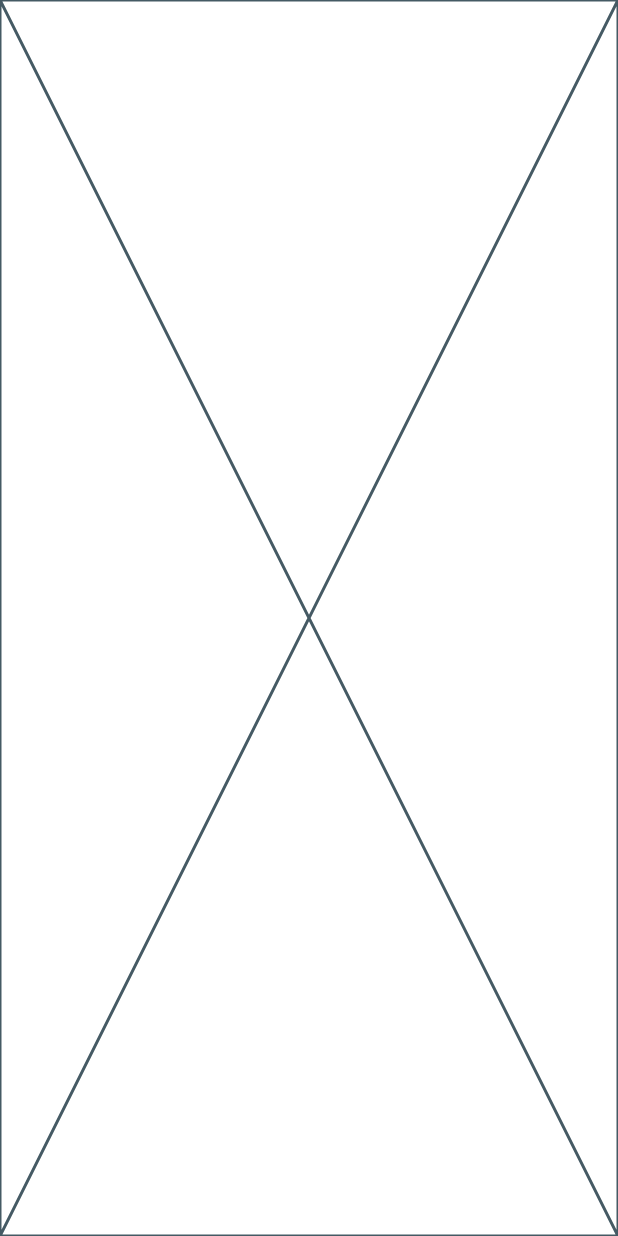
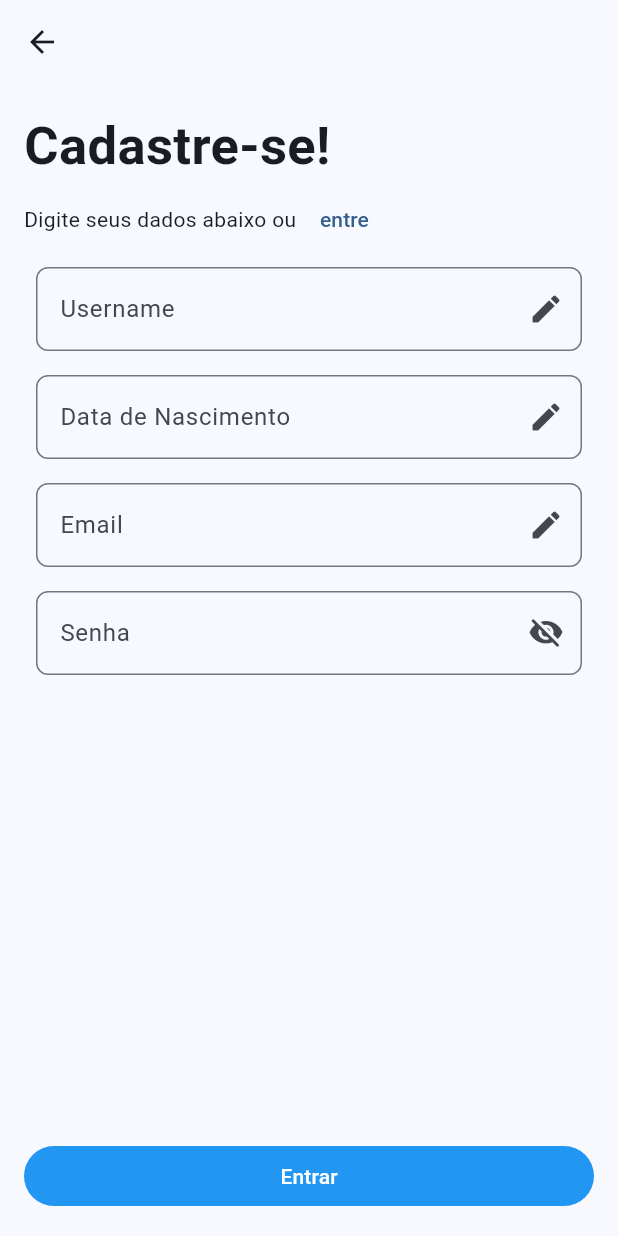
Before and after one commit to GustavoHerreroNunes/maps_routes, a Flutter app: the screen it shows after launch, after a tap on "cadastre-se", on a phone screen of 412 x 824 dp. Run offline on Flutter 3.47's test engine with Material 3 defaults, Android fonts, the light colour scheme and no system bars; missing offline and left inert: dart:html.

Commit message:
Add: SignUp Page  - Button and TextFields

```diff
--- a/lib/features/login/presentation/pages/login_page.dart
+++ b/lib/features/login/presentation/pages/login_page.dart
@@ -42,7 +42,7 @@ class _LoginPageState extends State<LoginPage> {
       const Text(
         "Bem-vindo!",
         style: TextStyle(
-          fontSize: 25,
+          fontSize: 35,
           fontWeight: FontWeight.w600,
         ),
         textDirection: TextDirection.ltr,
@@ -67,6 +67,7 @@ class _LoginPageState extends State<LoginPage> {
     ];
 
     return Scaffold(
+      appBar: AppBar(),
       body: Padding(
         padding: const EdgeInsets.all(16),
         child: Form(
--- a/lib/features/sign-up/presentation/pages/sign_up_page.dart
+++ b/lib/features/sign-up/presentation/pages/sign_up_page.dart
@@ -1,8 +1,135 @@
 import 'package:flutter/material.dart';
+import 'package:maps_route_app/constants/routes_const.dart';
+import 'package:maps_route_app/features/widgets/default_button.dart';
+import 'package:maps_route_app/features/widgets/default_text_field_widget.dart';
+import 'dart:html';
 
-class SignUpPage extends StatelessWidget {
+import 'package:maps_route_app/main.dart';
+
+class SignUpPage extends StatefulWidget {
+  @override
+  State<StatefulWidget> createState() => _SignUpPageState();
+}
+
+class _SignUpPageState extends State<SignUpPage> {
+  final _frmSignUpKey = GlobalKey<FormState>();
+  final _txbUsernameController = TextEditingController();
+  final _txbBirthdayController = TextEditingController();
+  final _txbEmailController = TextEditingController();
+  final _txbPassController = TextEditingController();
+
+  @override void initState() {
+    super.initState();
+
+    _txbUsernameController.addListener(() {
+      window.console.info("[_txbUsername]: ${_txbUsernameController.text}");
+    });
+
+    _txbBirthdayController.addListener(() {
+      window.console.info("[_txbBirthday]: ${_txbBirthdayController.text}");
+    });
+
+    _txbEmailController.addListener(() {
+      window.console.info("[_txbEmail]: ${_txbEmailController.text}");
+    });
+
+    _txbPassController.addListener(() {
+      window.console.info("[_txbPass]: ${_txbPassController.text}");
+    });
+  }
+
+  @override
+  void dispose() {
+    _txbUsernameController.dispose();
+    _txbBirthdayController.dispose();
+    _txbEmailController.dispose();
+    _txbPassController.dispose();
+
+    super.dispose();
+  }
+
   @override
   Widget build(BuildContext context) {
-    return const Placeholder();
+    List<Widget> _signupElements = [
+      const Text(
+        "Cadastre-se!",
+        style: TextStyle(
+          fontSize: 35,
+          fontWeight: FontWeight.w600,
+        ),
+        textDirection: TextDirection.ltr,
+      ),
+      Row(
+        children: [
+          const Text("Digite seus dados abaixo ou"),
+          TextButton(
+            child: const Text("entre"),
+            onPressed: () {
+              MapsRouteApp.navigatorKey.currentState
+                ?.pushNamed(RoutesConst.login);
+            }
+          )
+        ],
+      ),
+      _txbUsername(_txbUsernameController),
+      _txbBirthday(_txbBirthdayController),
+      _txbEmail(_txbEmailController),
+      _txbPass(_txbPassController),
+      const Spacer(),
+      _btnSubmit(),
+    ];
+
+    return Scaffold(
+      appBar: AppBar(),
+      body: Padding(
+        padding: const EdgeInsets.all(16),
+        child: Form(
+          key: _frmSignUpKey,
+          child: Column(
+            crossAxisAlignment: CrossAxisAlignment.start,
+            children: _signupElements
+          )
+        )
+      )
+  );
+  }
+
+  Widget _txbUsername(dynamic controller){
+    const String label = "Username";
+    const InputType inputType = InputType.text;
+
+    return DefaultTextField(label, inputType, controller);
+  }
+
+  Widget _txbBirthday(dynamic controller){
+    const String label = "Data de Nascimento";
+    const InputType inputType = InputType.text;
+
+    return DefaultTextField(label, inputType, controller);
+  }
+
+  Widget _txbEmail(dynamic controller){
+    const String label = "Email";
+    const InputType inputType = InputType.text;
+
+    return DefaultTextField(label, inputType, controller);
+  }
+
+  Widget _txbPass(dynamic controller){
+    const String label = "Senha";
+    const InputType inputType = InputType.password;
+
+    return DefaultTextField(label, inputType, controller);
+  }
+
+  Widget _btnSubmit() {
+    void onPressed () {
+      window.console.info('[btnSubmit] pressed');
+      window.console.info('Moving to \'/maps-route\'');
+      MapsRouteApp.navigatorKey.currentState
+        ?.pushReplacementNamed(RoutesConst.mapRoutes);
+    }
+
+    return DefaultButton("Entrar", ButtonStyleType.primary, onPressed);
   }
 }
```
